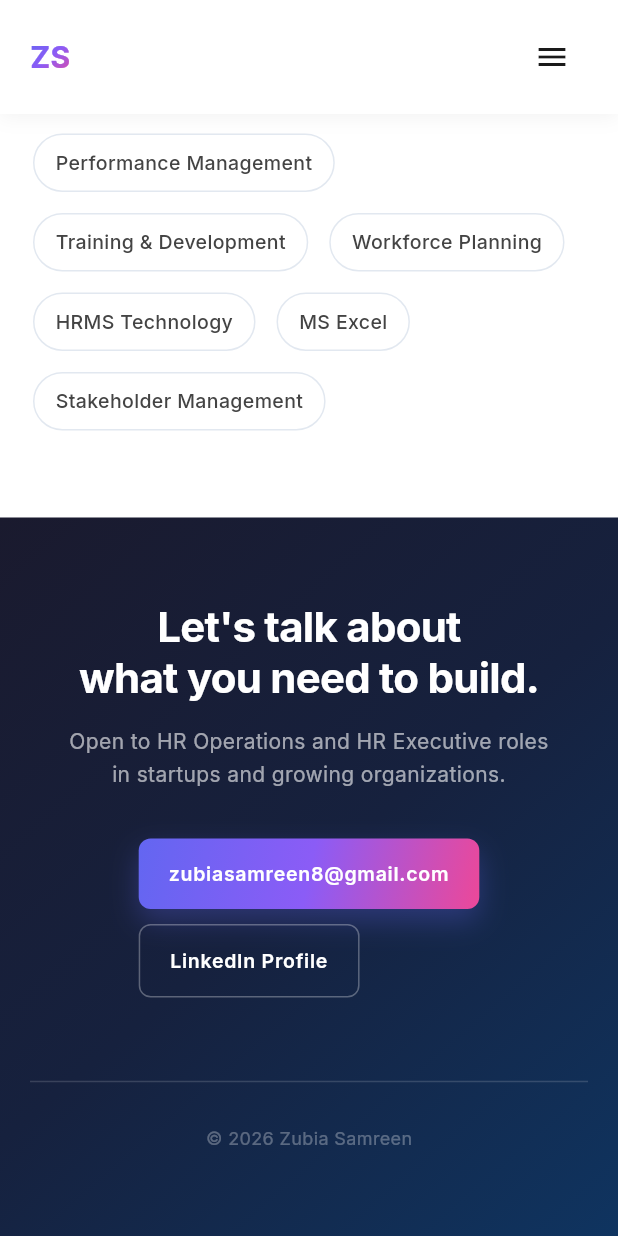
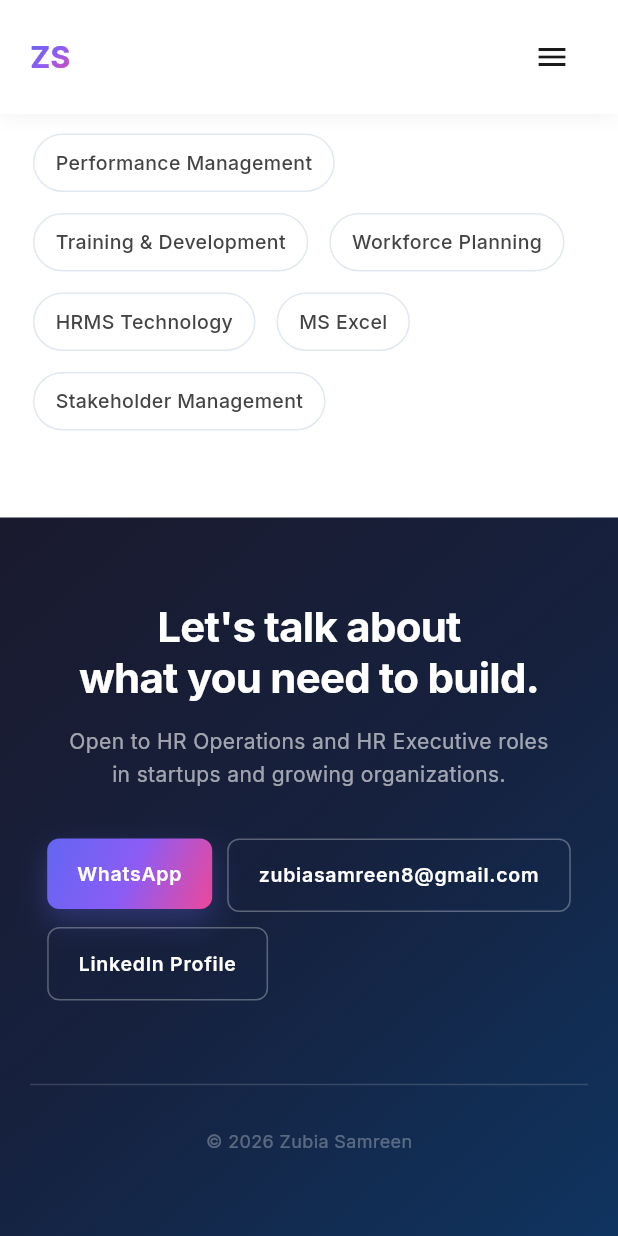
Before and after one commit to zubiasamreen8/zubia, a Flutter app: the screen it shows after launch, scrolled down 3239 dp, on a phone screen of 412 x 824 dp. Run offline on Flutter 3.47's test engine with Material 3 defaults, Android fonts, the phone set to English and light mode, and no system bars; our stand-ins replace flutter_animate, google_fonts, visibility_detector; network calls fail.

Commit message:
[FEAT]: Add WhatsApp button in contact section
- WhatsApp opens with pre-filled message
- Primary CTA for Indian recruiters

Co-Authored-By: Zubia Samreen <zubiasamreen8@gmail.com>

```diff
--- a/lib/data/portfolio_data.dart
+++ b/lib/data/portfolio_data.dart
@@ -8,6 +8,7 @@ class PortfolioData {
   static const String linkedinUrl =
       "https://www.linkedin.com/in/zubia-samreen-2a6644243/";
   static const String email = "zubiasamreen8@gmail.com";
+  static const String phone = "+918700758622";
   static const String profileImageUrl = "assets/profile.jpg";
 
   static const List<Map<String, String>> metrics = [
--- a/lib/sections/skills_contact_section.dart
+++ b/lib/sections/skills_contact_section.dart
@@ -213,9 +213,16 @@ class ContactSection extends StatelessWidget {
         crossAxisAlignment: CrossAxisAlignment.stretch,
         children: [
           _ContactButton(
+            label: "WhatsApp",
+            onTap: () => UrlHelper.openWhatsApp(profile.phone),
+            isOutline: false,
+            compact: true,
+          ),
+          const SizedBox(height: 10),
+          _ContactButton(
             label: profile.email,
             onTap: () => UrlHelper.openEmail(profile.email),
-            isOutline: false,
+            isOutline: true,
             compact: true,
           ),
           const SizedBox(height: 10),
@@ -234,9 +241,15 @@ class ContactSection extends StatelessWidget {
       runSpacing: r.value(mobile: 10.0, tablet: 12.0),
       children: [
         _ContactButton(
+          label: "WhatsApp",
+          onTap: () => UrlHelper.openWhatsApp(profile.phone),
+          isOutline: false,
+          compact: r.isMobile,
+        ),
+        _ContactButton(
           label: profile.email,
           onTap: () => UrlHelper.openEmail(profile.email),
-          isOutline: false,
+          isOutline: true,
           compact: r.isMobile,
         ),
         _ContactButton(
--- a/lib/services/content_service.dart
+++ b/lib/services/content_service.dart
@@ -195,6 +195,7 @@ class PortfolioContent {
           title: PortfolioData.title,
           tagline: PortfolioData.tagline,
           email: PortfolioData.email,
+          phone: PortfolioData.phone,
           linkedinUrl: PortfolioData.linkedinUrl,
           resumeUrl: PortfolioData.resumeUrl,
           profileImageUrl: PortfolioData.profileImageUrl,
@@ -228,6 +229,7 @@ class ProfileData {
   final String title;
   final String tagline;
   final String email;
+  final String phone;
   final String linkedinUrl;
   final String resumeUrl;
   final String profileImageUrl;
@@ -237,6 +239,7 @@ class ProfileData {
     required this.title,
     required this.tagline,
     required this.email,
+    required this.phone,
     required this.linkedinUrl,
     required this.resumeUrl,
     required this.profileImageUrl,
```
Also changed, not shown: lib/services/url_helper.dart (+8 -0 lines).
